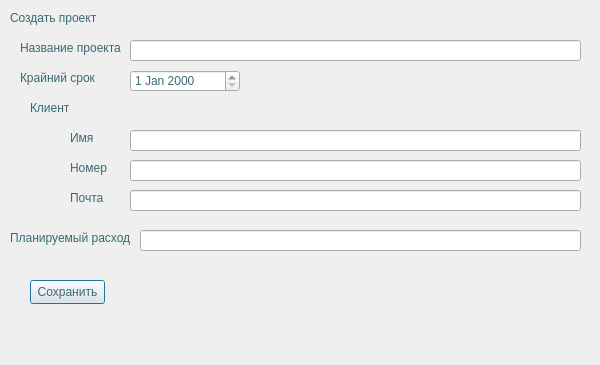
Above: createProjectDialog.ui from Barnaga/TerraCRM before the change. Below: the same form after it.
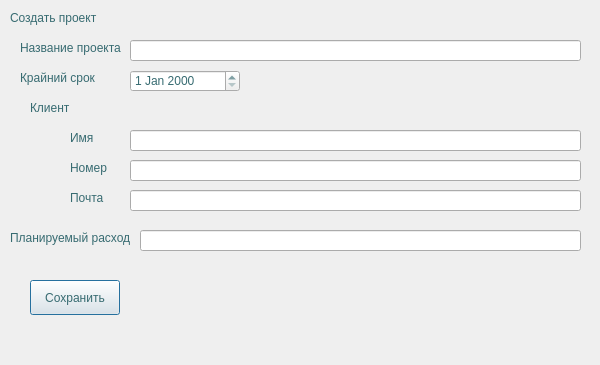
That is the form after the change.

Patch:
```diff
--- a/createProjectDialog.ui
+++ b/createProjectDialog.ui
@@ -95,8 +95,8 @@
     <rect>
      <x>30</x>
      <y>280</y>
-     <width>75</width>
-     <height>24</height>
+     <width>90</width>
+     <height>35</height>
     </rect>
    </property>
    <property name="text">
```
